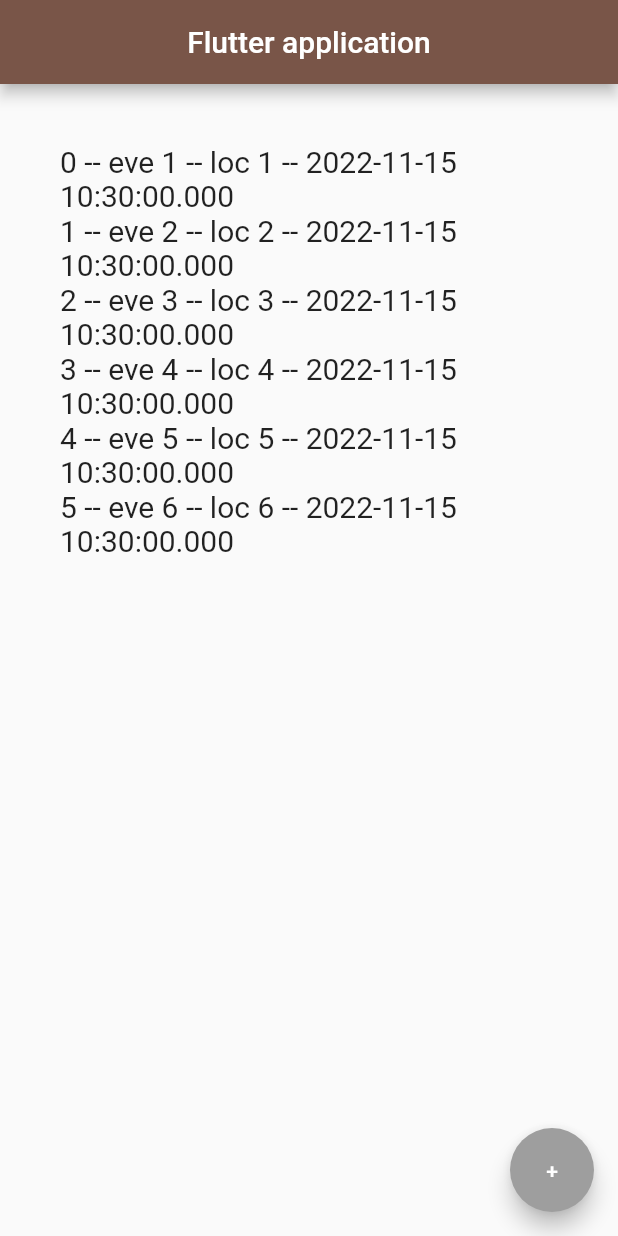
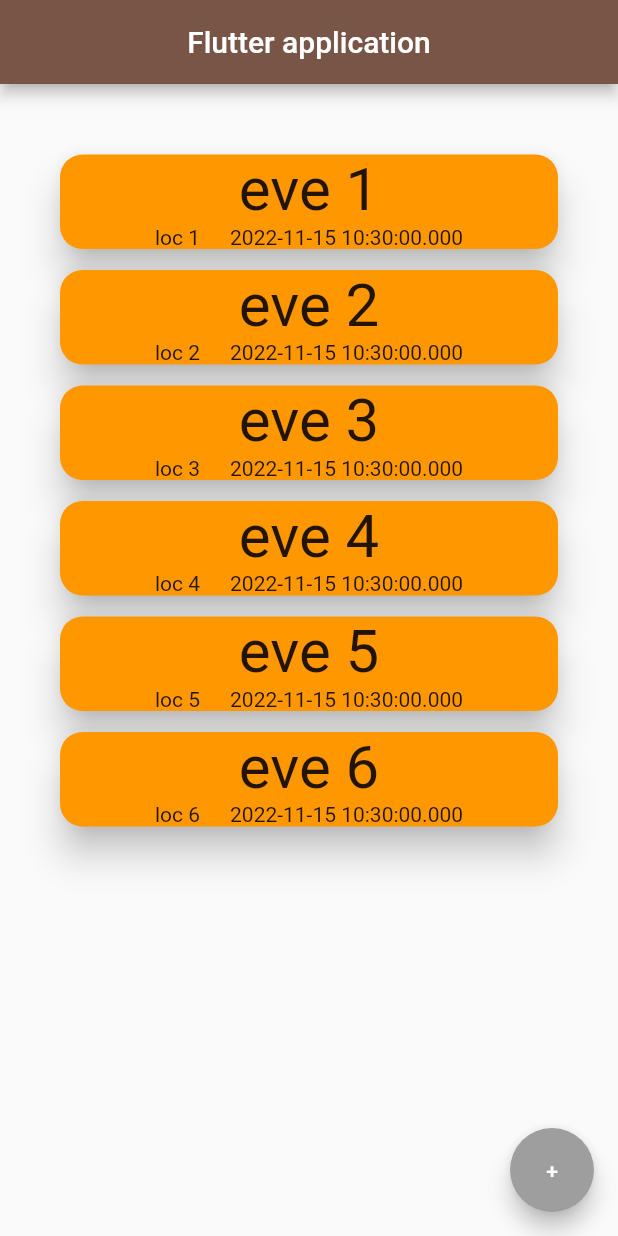
Before and after one commit to olimpijskijDev/flutter, a Flutter app: the screen it shows after launch, on a phone screen of 412 x 824 dp. Run offline on Flutter 3.47's test engine with Material 2 defaults, Android fonts, the light colour scheme and no system bars; project files that could hold a hidden picture were left out.

Commit message:
events_1

```diff
--- a/lib/main.dart
+++ b/lib/main.dart
@@ -30,10 +30,28 @@ class FlutterTutorialApp extends StatelessWidget {
             physics: BouncingScrollPhysics(),
             padding: EdgeInsets.all(40),
             itemCount: events.length,
-            itemBuilder: (_, index) => Text(
-                  "$index -- ${events[index].name} -- ${events[index].location} -- ${events[index].startDateTime}",
-                  style: TextStyle(fontSize: 20),
-                )),
+            itemBuilder: (_, index) => Card(
+                color: Colors.orange,
+                elevation: 10,
+                margin: EdgeInsets.symmetric(vertical: 7.0),
+                shape: RoundedRectangleBorder(
+                    borderRadius: BorderRadius.circular(15)),
+                child: Column(
+                  children: [
+                    Text(
+                      events[index].name,
+                      style: TextStyle(fontSize: 40),
+                    ),
+                    Row(
+                      mainAxisAlignment: MainAxisAlignment.center,
+                      children: [
+                        Text(events[index].location),
+                        SizedBox(width: 20.0),
+                        Text(events[index].startDateTime.toString())
+                      ],
+                    )
+                  ],
+                ))),
         floatingActionButton: FloatingActionButton(
           onPressed: () {},
           child: Text("+"),
```
